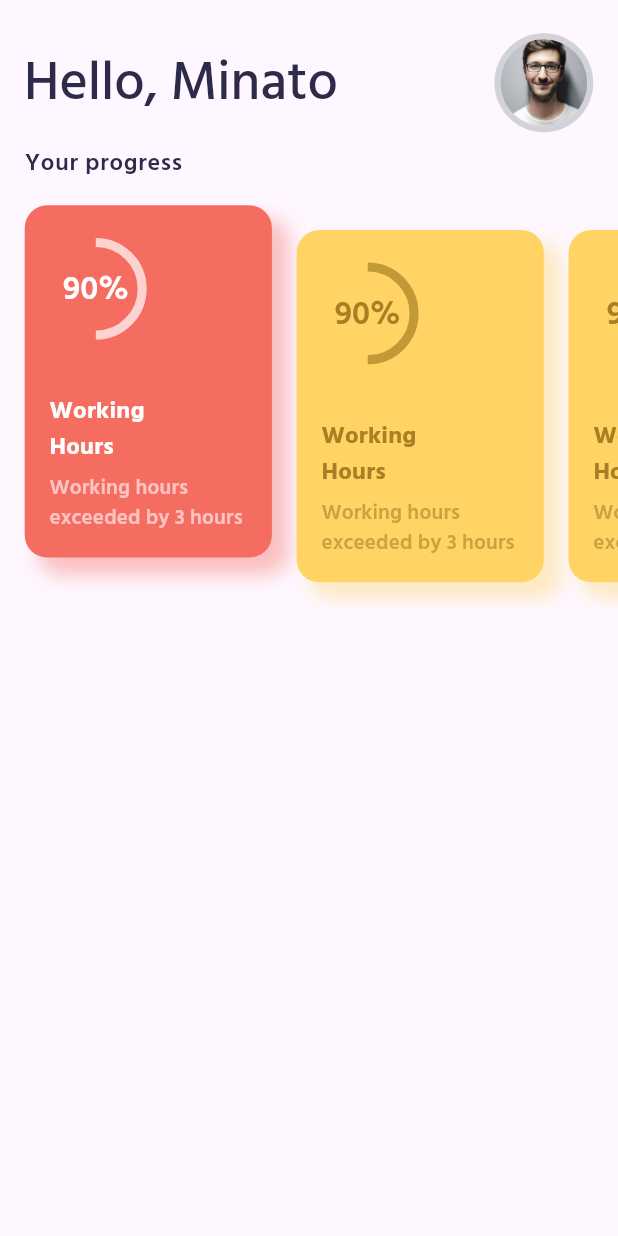
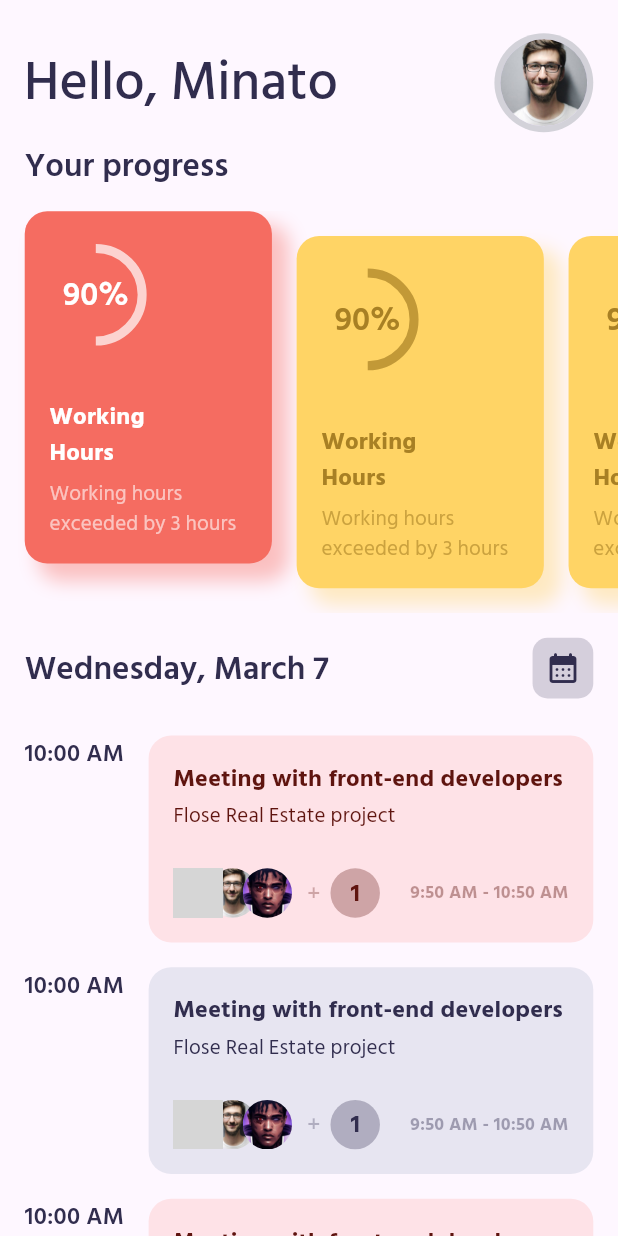
Before and after one commit to minato223/todo_chal1, a Flutter app: the screen it shows after launch, on a phone screen of 412 x 824 dp. Run offline on Flutter 3.47's test engine with Material 2 defaults, Android fonts, the light colour scheme and no system bars; grey boxes are pictures that could not be loaded.

Commit message:
Ajustement de l'animation du caroussel et ajout des tâches

```diff
--- a/lib/constant/app_colors.dart
+++ b/lib/constant/app_colors.dart
@@ -1,7 +1,7 @@
 import 'package:flutter/material.dart';
 
 class AppColors {
-  static Color primaryColor = const Color(0xff2e2b4a);
+  static Color primaryColor = Color.fromARGB(255, 49, 45, 78);
   static Color scaffoldBackgroundColor = const Color(0xfffafafc);
   static Color borderColor = const Color(0xffd3d2d9);
 }
--- a/lib/provider/theme_provider.dart
+++ b/lib/provider/theme_provider.dart
@@ -6,11 +6,17 @@ class ThemeProvider {
       useMaterial3: true,
       fontFamily: "HindSiliguri",
       primarySwatch: Colors.blue,
+      primaryColor: AppColors.primaryColor,
       backgroundColor: AppColors.scaffoldBackgroundColor,
       shadowColor: AppColors.borderColor,
       textTheme: TextTheme(
-          bodyText1: TextStyle(
-              color: AppColors.primaryColor, fontWeight: FontWeight.w600),
-          headline3: TextStyle(
-              color: AppColors.primaryColor, fontWeight: FontWeight.w500)));
+        headline6: TextStyle(
+            color: AppColors.primaryColor, fontWeight: FontWeight.w600),
+        headline3: TextStyle(
+            color: AppColors.primaryColor, fontWeight: FontWeight.w500),
+        subtitle1: TextStyle(
+            fontWeight: FontWeight.w600, color: AppColors.primaryColor),
+        subtitle2: TextStyle(
+            fontWeight: FontWeight.w400, color: AppColors.primaryColor),
+      ));
 }
--- a/lib/views/components/menu/menu.dart
+++ b/lib/views/components/menu/menu.dart
@@ -3,6 +3,7 @@ import 'package:flutter/scheduler.dart';
 import 'package:todo_chal1/constant/app_images.dart';
 import 'package:todo_chal1/constant/app_sizes.dart';
 import 'package:todo_chal1/widgets/custom_circle_avatar.dart';
+import 'package:todo_chal1/widgets/stacked_image_container.dart';
 import 'package:todo_chal1/widgets/xspace.dart';
 
 class Menu extends StatefulWidget {
@@ -14,6 +15,12 @@ class Menu extends StatefulWidget {
 
 class _MenuState extends State<Menu> {
   final ScrollController _scrollController = ScrollController();
+  final List<String> avatars = [
+    AppImages.avatar2,
+    AppImages.avatar1,
+    AppImages.avatar3,
+    AppImages.avatar4
+  ];
   int currentIndex = 0;
   @override
   void initState() {
@@ -21,7 +28,7 @@ class _MenuState extends State<Menu> {
     SchedulerBinding.instance.addPostFrameCallback((timeStamp) {
       AppSizes size = AppSizes(context);
       _scrollController.addListener(() {
-        double offset = (_scrollController.offset /
+        double offset = (((_scrollController.offset + (size.CARD_WIDTH) / 2)) /
             ((size.CARD_WIDTH) + size.CONTENT_SPACE));
         if (offset.toInt() != currentIndex) {
           setState(() {
@@ -45,6 +52,7 @@ class _MenuState extends State<Menu> {
             ),
           ),
           SliverAppBar(
+            pinned: true,
             toolbarHeight: size.TOOLBAR_HEIGHT,
             backgroundColor: themeData.scaffoldBackgroundColor,
             title: Text('Hello, Minato', style: themeData.textTheme.headline3),
@@ -68,7 +76,7 @@ class _MenuState extends State<Menu> {
                   vertical: 0, horizontal: size.CONTENT_SPACE),
               child: Text(
                 "Your progress",
-                style: themeData.textTheme.bodyText1!,
+                style: themeData.textTheme.headline6!,
               ),
             ),
           ),
@@ -156,7 +164,6 @@ class _MenuState extends State<Menu> {
                                     overflow: TextOverflow.ellipsis,
                                     style: themeData.textTheme.titleSmall!
                                         .copyWith(
-                                            fontWeight: FontWeight.w600,
                                             color: getCardColor(index)["text"]!
                                                 .withOpacity(.6)),
                                   )
@@ -171,6 +178,47 @@ class _MenuState extends State<Menu> {
                   },
                   itemCount: 10),
             ),
+          ),
+          SliverToBoxAdapter(
+            child: Padding(
+              padding: EdgeInsets.symmetric(horizontal: size.CONTENT_SPACE),
+              child: Row(
+                mainAxisAlignment: MainAxisAlignment.spaceBetween,
+                crossAxisAlignment: CrossAxisAlignment.center,
+                children: [
+                  Expanded(
+                    child: Text(
+                      "Wednesday, March 7",
+                      overflow: TextOverflow.ellipsis,
+                      style: themeData.textTheme.headline6!,
+                    ),
+                  ),
+                  Container(
+                    padding: EdgeInsets.all(size.CONTENT_SPACE * .5),
+                    decoration: BoxDecoration(
+                        borderRadius: BorderRadius.circular(10),
+                        color: themeData.textTheme.headline6!.color!
+                            .withOpacity(.2)),
+                    child: Icon(
+                      Icons.calendar_month_rounded,
+                      color: themeData.textTheme.headline6!.color,
+                    ),
+                  )
+                ],
+              ),
+            ),
+          ),
+          SliverToBoxAdapter(child: XSpace(size.CONTENT_SPACE * 1.5).y),
+          SliverToBoxAdapter(
+            child: Padding(
+              padding: EdgeInsets.symmetric(horizontal: size.CONTENT_SPACE),
+              child: Column(
+                mainAxisAlignment: MainAxisAlignment.spaceBetween,
+                crossAxisAlignment: CrossAxisAlignment.center,
+                children: List.generate(
+                    4, (index) => taskContainer(status: index % 2 != 0)),
+              ),
+            ),
           )
         ],
       ),
@@ -178,7 +226,6 @@ class _MenuState extends State<Menu> {
   }
 
   Map<String, Color> getCardColor(int index) {
-    // Color primaryTextColor = const Color(0xfffdc3bc);
     Color primaryTextColor = Colors.white;
     Color primaryBackgroundColor = const Color(0xfff56c61);
     Color secondaryTextColor = const Color(0xffa88024);
@@ -189,7 +236,93 @@ class _MenuState extends State<Menu> {
         index == 0 ? primaryBackgroundColor : secondaryBackgroundColor;
     return colors;
   }
+
+  Function(bool) getStatusColorCallBack(BuildContext context) {
+    ThemeData themeData = Theme.of(context);
+    Color trueStatusTextColor = themeData.primaryColor;
+    Color trueStatusBackgroundColor = const Color(0xffe7e5f1);
+    Color falseStatusTextColor = const Color.fromARGB(255, 95, 20, 15);
+    Color falseStatusBackgroundColor = const Color(0xfffee2e7);
+    Map<String, Color> getStatusColor(bool status) {
+      Map<String, Color> colors = {};
+      colors["text"] = status ? trueStatusTextColor : falseStatusTextColor;
+      colors["background"] =
+          status ? trueStatusBackgroundColor : falseStatusBackgroundColor;
+      return colors;
+    }
+
+    return getStatusColor;
+  }
+
+  Widget taskContainer({bool status = true}) {
+    return Builder(builder: (context) {
+      ThemeData themeData = Theme.of(context);
+      final statusColorCallback = getStatusColorCallBack(context);
+      AppSizes size = AppSizes(context);
+      return Container(
+        margin: EdgeInsets.only(bottom: size.CONTENT_SPACE),
+        child: Row(
+          crossAxisAlignment: CrossAxisAlignment.start,
+          children: [
+            Text(
+              "10:00 AM",
+              style: themeData.textTheme.subtitle1,
+            ),
+            XSpace(size.CONTENT_SPACE).x,
+            Expanded(
+                child: Container(
+              padding: EdgeInsets.all(size.CONTENT_SPACE),
+              decoration: BoxDecoration(
+                  borderRadius: BorderRadius.circular(15),
+                  color: statusColorCallback(status)["background"]),
+              child: IntrinsicHeight(
+                  child: Column(
+                crossAxisAlignment: CrossAxisAlignment.start,
+                children: [
+                  Text(
+                    "Meeting with front-end developers",
+                    style: themeData.textTheme.subtitle1!.copyWith(
+                        color: statusColorCallback(status)["text"],
+                        fontWeight: FontWeight.w800),
+                  ),
+                  XSpace(size.CONTENT_SPACE * .2).y,
+                  Text(
+                    "Flose Real Estate project",
+                    style: themeData.textTheme.subtitle2!
+                        .copyWith(color: statusColorCallback(status)["text"]),
+                  ),
+                  XSpace(size.CONTENT_SPACE * 1.5).y,
+                  Row(
+                    mainAxisAlignment: MainAxisAlignment.spaceBetween,
+                    crossAxisAlignment: CrossAxisAlignment.center,
+                    children: [
+                      StackedImageContainer(
+                        avatars: avatars,
+                        textColor: statusColorCallback(status)["text"],
+                        backgroundColor:
+                            statusColorCallback(status)["text"].withOpacity(.3),
+                      ),
+                      Expanded(
+                        child: Text(
+                          "9:50 AM - 10:50 AM",
+                          textAlign: TextAlign.end,
+                          overflow: TextOverflow.ellipsis,
+                          style: themeData.textTheme.subtitle2!.copyWith(
+                              color: statusColorCallback(status)["text"]
+                                  .withOpacity(.4),
+                              fontWeight: FontWeight.bold,
+                              fontSize:
+                                  themeData.textTheme.subtitle2!.fontSize! - 2),
+                        ),
+                      )
+                    ],
+                  )
+                ],
+              )),
+            ))
+          ],
+        ),
+      );
+    });
+  }
 }
-// padding: EdgeInsets.symmetric(
-//                       vertical: size.CONTENT_SPACE,
-//                       horizontal: size.CONTENT_SPACE * 2),
--- /dev/null
+++ b/lib/widgets/stacked_image_container.dart
@@ -0,0 +1,82 @@
+// ignore_for_file: must_be_immutable
+
+import 'package:flutter/material.dart';
+import 'package:todo_chal1/constant/app_sizes.dart';
+import 'package:todo_chal1/widgets/xspace.dart';
+
+class StackedImageContainer extends StatelessWidget {
+  List<String> avatars;
+  Color? textColor;
+  Color? backgroundColor;
+  StackedImageContainer(
+      {super.key, required this.avatars, this.textColor, this.backgroundColor});
+  @override
+  Widget build(BuildContext context) {
+    AppSizes size = AppSizes(context);
+    ThemeData themeData = Theme.of(context);
+    const int ceil = 3;
+    int rest = avatars.length - ceil;
+    List.generate(2, ((index) => index));
+    if (rest <= 0) {
+      return renderStack(avatars);
+    }
+    var copy = [...avatars];
+    copy.removeRange(ceil, copy.length);
+    return Row(
+      children: [
+        renderStack(copy),
+        XSpace((.2 * (size.AVATAR_RADIUS / 2)) * ceil).x,
+        SizedBox(
+          child: Text(
+            "+",
+            overflow: TextOverflow.ellipsis,
+            style: themeData.textTheme.subtitle1!
+                .copyWith(fontWeight: FontWeight.w500, color: backgroundColor),
+          ),
+        ),
+        XSpace((.2 * (size.AVATAR_RADIUS / 2))).x,
+        Container(
+          width: size.AVATAR_RADIUS / 2,
+          height: size.AVATAR_RADIUS / 2,
+          decoration: BoxDecoration(
+            color: backgroundColor,
+            shape: BoxShape.circle,
+          ),
+          child: Align(
+            alignment: Alignment.center,
+            child: Text(
+              rest.toString(),
+              overflow: TextOverflow.ellipsis,
+              style: themeData.textTheme.subtitle1!
+                  .copyWith(fontWeight: FontWeight.w800, color: textColor),
+            ),
+          ),
+        )
+      ],
+    );
+  }
+
+  Widget renderStack(List<String> images) {
+    return Builder(builder: (context) {
+      AppSizes size = AppSizes(context);
+      return Row(
+        children: images.reversed
+            .map((avatar) => Align(
+                  widthFactor: .7,
+                  alignment: Alignment.centerLeft,
+                  child: Container(
+                    width: size.AVATAR_RADIUS / 2,
+                    height: size.AVATAR_RADIUS / 2,
+                    decoration: BoxDecoration(
+                        shape: BoxShape.circle,
+                        image: DecorationImage(
+                            fit: BoxFit.cover, image: AssetImage(avatar))),
+                  ),
+                ))
+            .toList()
+            .reversed
+            .toList(),
+      );
+    });
+  }
+}
```
